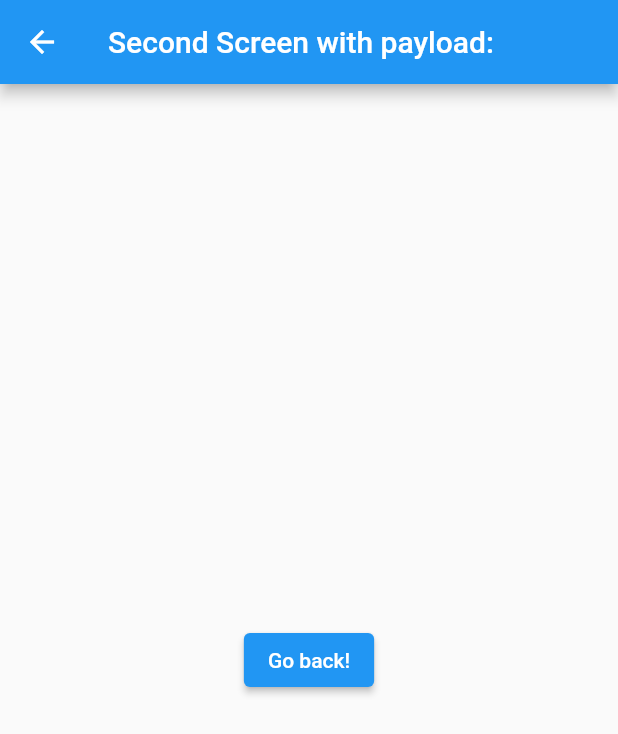
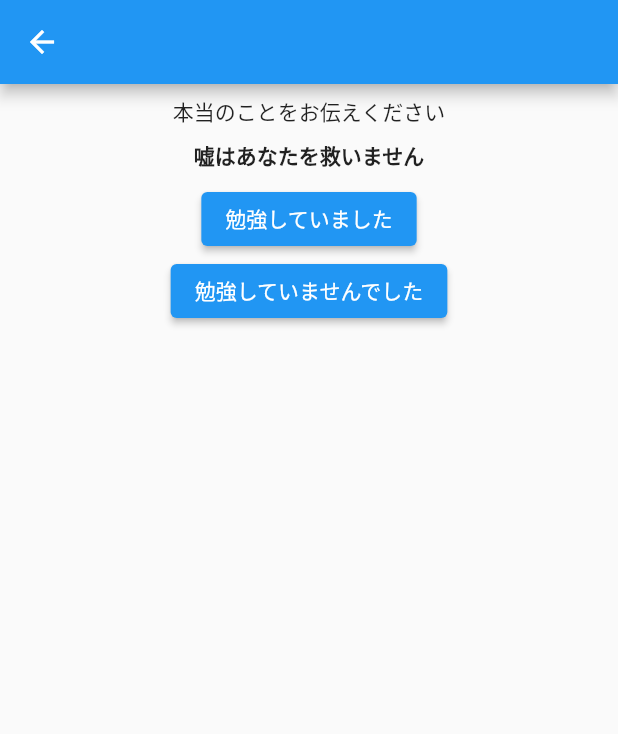
Before and after one commit to lamact/Heaven-and-Hell, a Flutter app: the SecondPage screen opened by its route, on a phone screen of 412 x 824 dp. Shown: the top 734 px of the screen. Run offline on Flutter 3.47's test engine with Material 2 defaults, Android fonts, the phone set to English and light mode, and no system bars; our stand-ins replace device_info, flutter_local_notifications, flutter_native_timezone, rxdart, timezone.

Commit message:
テキスト変更

```diff
--- a/lib/main.dart
+++ b/lib/main.dart
@@ -241,7 +241,7 @@ class _HomePageState extends State<HomePage> {
   Widget build(BuildContext context) => MaterialApp(
         home: Scaffold(
           appBar: AppBar(
-            title: const Text('Plugin example app'),
+            title: const Text('天国と地獄'),
           ),
           body: SingleChildScrollView(
             child: Padding(
@@ -290,23 +290,25 @@ class _HomePageState extends State<HomePage> {
                         ),
                       ),
                     PaddedElevatedButton(
-                      buttonText: 'Show plain notification with payload',
+                      buttonText: '通知例１（タイトル＋本文）を送る',
                       onPressed: () async {
-                        await _showNotification();
+                        await _showNotification('悪魔より', '勉強しているのか？', '勉強状況確認');
                       },
                     ),
                     PaddedElevatedButton(
-                      buttonText:
-                          'Show plain notification that has no title with '
-                          'payload',
+                      buttonText: '通知例２（タイトル＋本文）を送る',
+                      onPressed: () async {
+                        await _showNotification('天使より', '少しは休みましょう', '休憩推奨');
+                      },
+                    ),
+                    PaddedElevatedButton(
+                      buttonText: '通知（本文）を送る',
                       onPressed: () async {
                         await _showNotificationWithNoTitle();
                       },
                     ),
                     PaddedElevatedButton(
-                      buttonText:
-                          'Show plain notification that has no body with '
-                          'payload',
+                      buttonText: '通知（タイトル）を送る',
                       onPressed: () async {
                         await _showNotificationWithNoBody();
                       },
@@ -622,7 +624,8 @@ class _HomePageState extends State<HomePage> {
         ),
       );
 
-  Future<void> _showNotification() async {
+  Future<void> _showNotification(
+      String noticetitle, String noticebody, String noticepayload) async {
     const AndroidNotificationDetails androidPlatformChannelSpecifics =
         AndroidNotificationDetails(
             'your channel id', 'your channel name', 'your channel description',
@@ -632,8 +635,8 @@ class _HomePageState extends State<HomePage> {
     const NotificationDetails platformChannelSpecifics =
         NotificationDetails(android: androidPlatformChannelSpecifics);
     await flutterLocalNotificationsPlugin.show(
-        0, 'plain title', 'plain body', platformChannelSpecifics,
-        payload: 'item x');
+        0, noticetitle, noticebody, platformChannelSpecifics,
+        payload: noticepayload);
   }
 
   Future<void> _showFullScreenNotification() async {
@@ -1766,15 +1769,42 @@ class SecondPageState extends State<SecondPage> {
   @override
   Widget build(BuildContext context) => Scaffold(
         appBar: AppBar(
-          title: Text('Second Screen with payload: ${_payload ?? ''}'),
+          title: Text('${_payload ?? ''}'),
         ),
         body: Center(
-          child: ElevatedButton(
-            onPressed: () {
-              Navigator.pop(context);
-            },
-            child: const Text('Go back!'),
-          ),
-        ),
+            child: Padding(
+                padding: const EdgeInsets.all(8),
+                child: Center(
+                    child: Column(children: <Widget>[
+                  const Padding(
+                    padding: EdgeInsets.fromLTRB(0, 0, 0, 8),
+                    child: Text('本当のことをお伝えください'),
+                  ),
+                  Padding(
+                    padding: const EdgeInsets.fromLTRB(0, 0, 0, 8),
+                    child: Text.rich(
+                      TextSpan(
+                        children: <InlineSpan>[
+                          const TextSpan(
+                            text: '嘘はあなたを救いません',
+                            style: TextStyle(fontWeight: FontWeight.bold),
+                          ),
+                        ],
+                      ),
+                    ),
+                  ),
+                  ElevatedButton(
+                    onPressed: () {
+                      Navigator.pop(context);
+                    },
+                    child: const Text('勉強していました'),
+                  ),
+                  ElevatedButton(
+                    onPressed: () {
+                      Navigator.pop(context);
+                    },
+                    child: const Text('勉強していませんでした'),
+                  ),
+                ])))),
       );
 }
```
